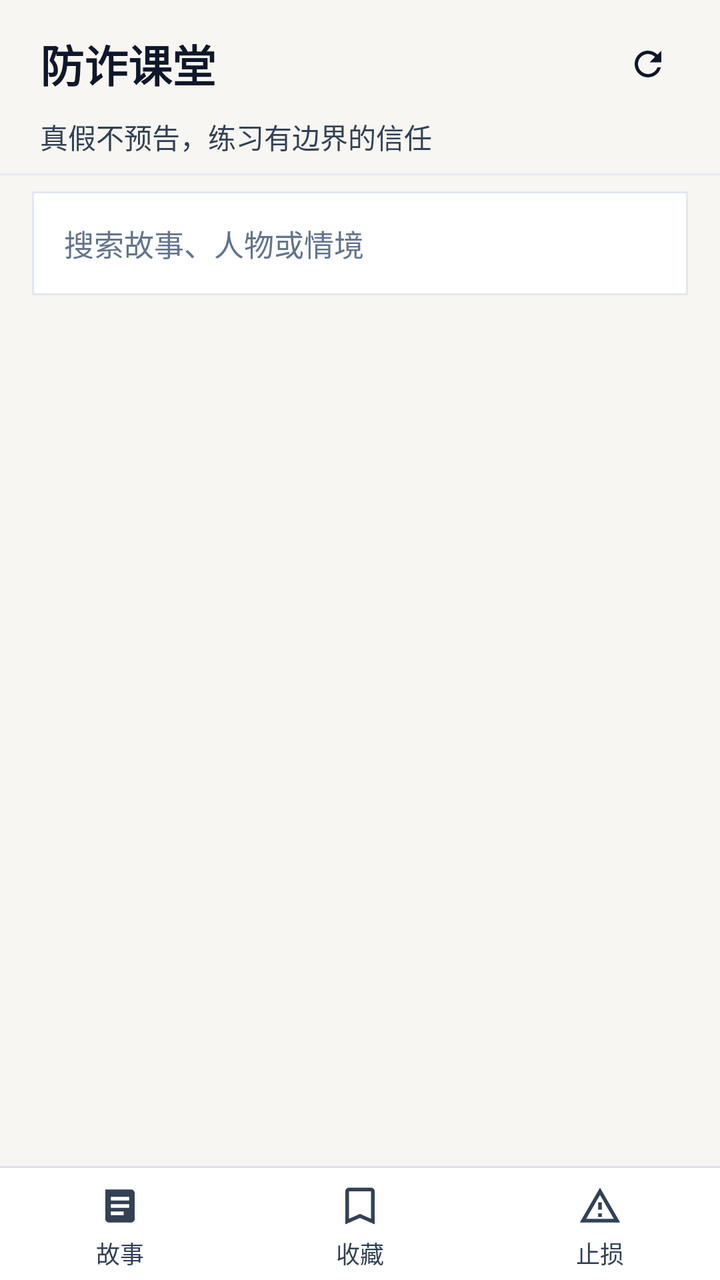
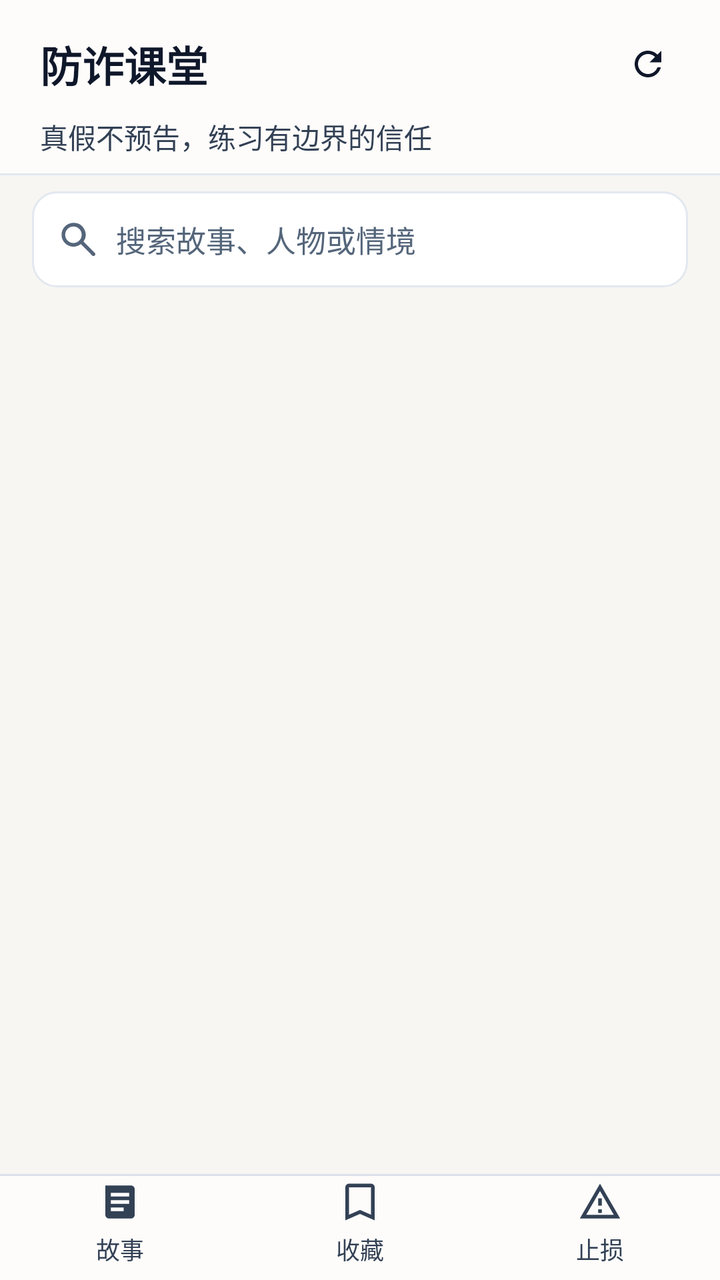

An Android layout rendered at two revisions. The XML below is the earlier revision; the diff shows what the commit changed to produce the second picture.
<!-- AndroidManifest.xml: application theme Theme.FanZha -->
<!-- res/layout/activity_main.xml -->
<?xml version="1.0" encoding="utf-8"?>
<LinearLayout xmlns:android="http://schemas.android.com/apk/res/android" xmlns:app="http://schemas.android.com/apk/res-auto" android:fitsSystemWindows="true"
    android:layout_width="match_parent" android:layout_height="match_parent"
    android:orientation="vertical">

    <LinearLayout android:layout_width="match_parent" android:layout_height="wrap_content"
        android:background="@drawable/bg_header" android:orientation="vertical"
        android:paddingStart="@dimen/space_5" android:paddingTop="@dimen/space_2" android:paddingEnd="@dimen/space_3" android:paddingBottom="@dimen/space_2">
        <LinearLayout android:layout_width="match_parent" android:layout_height="wrap_content" android:gravity="center_vertical" android:orientation="horizontal">
            <TextView android:id="@+id/headerTitle" android:layout_width="0dp" android:layout_height="wrap_content" android:layout_weight="1"
                android:text="@string/app_name" android:textColor="@color/text_primary" android:textSize="22sp" android:textStyle="bold" />
            <com.google.android.material.button.MaterialButton android:id="@+id/checkUpdates" style="@style/Widget.Material3.Button.IconButton"
                android:layout_width="@dimen/touch_min" android:layout_height="@dimen/touch_min" android:contentDescription="@string/update_center"
                app:icon="@drawable/ic_update" app:iconGravity="textStart" app:iconPadding="0dp" app:iconTint="@color/brand" />
        </LinearLayout>
        <TextView android:id="@+id/headerSubtitle" android:layout_width="wrap_content" android:layout_height="wrap_content"
            android:layout_marginTop="2dp" android:text="@string/header_subtitle" android:textColor="@color/text_secondary" android:textSize="14sp" />
    </LinearLayout>

    <View android:layout_width="match_parent" android:layout_height="1dp" android:background="@color/border_subtle" />

    <LinearLayout android:id="@+id/libraryControls" android:layout_width="match_parent" android:layout_height="wrap_content"
        android:orientation="vertical" android:paddingStart="@dimen/space_4" android:paddingTop="@dimen/space_2" android:paddingEnd="@dimen/space_4">
        <EditText android:id="@+id/searchInput" android:layout_width="match_parent" android:layout_height="@dimen/search_height"
            android:background="@drawable/bg_search" android:hint="@string/search_hint" android:autofillHints="none" android:importantForAutofill="no"
            android:inputType="text" android:paddingStart="@dimen/space_4" android:paddingEnd="@dimen/space_4" android:singleLine="true"
            android:textColor="@color/text_primary" android:textColorHint="@color/text_tertiary" android:textSize="15sp" />
        <HorizontalScrollView android:layout_width="match_parent" android:layout_height="wrap_content"
            android:layout_marginTop="@dimen/space_2" android:scrollbars="none">
            <LinearLayout android:id="@+id/categoryContainer" android:layout_width="wrap_content" android:layout_height="wrap_content" android:orientation="horizontal" />
        </HorizontalScrollView>
        <TextView android:id="@+id/resultCount" android:layout_width="wrap_content" android:layout_height="wrap_content"
            android:layout_marginTop="@dimen/space_2" android:layout_marginBottom="@dimen/space_3" android:textColor="@color/text_secondary" android:textSize="13sp" />
    </LinearLayout>

    <FrameLayout android:layout_width="match_parent" android:layout_height="0dp" android:layout_weight="1">
        <androidx.recyclerview.widget.RecyclerView android:id="@+id/caseList"
            android:layout_width="match_parent" android:layout_height="match_parent"
            android:clipToPadding="false" android:paddingStart="@dimen/space_4" android:paddingEnd="@dimen/space_4"
            android:paddingTop="@dimen/space_3" android:paddingBottom="@dimen/space_3" android:scrollbars="none" />
        <TextView android:id="@+id/emptyView" android:layout_width="wrap_content" android:layout_height="wrap_content"
            android:layout_gravity="center" android:gravity="center" android:lineSpacingMultiplier="1.4"
            android:padding="@dimen/space_5" android:textColor="@color/text_secondary" android:textSize="15sp"
            android:visibility="gone" />
    </FrameLayout>

    <ScrollView android:id="@+id/infoScroll" android:layout_width="match_parent" android:layout_height="0dp"
        android:layout_weight="1" android:fillViewport="true" android:visibility="gone">
        <LinearLayout android:id="@+id/infoContent" android:layout_width="match_parent" android:layout_height="wrap_content"
            android:orientation="vertical" android:padding="@dimen/space_4" />
    </ScrollView>

    <View android:layout_width="match_parent" android:layout_height="1dp" android:background="@color/border_subtle" />

    <LinearLayout android:layout_width="match_parent" android:layout_height="@dimen/nav_bar_height" android:background="@color/bg_surface" android:elevation="4dp"
        android:orientation="horizontal" android:paddingTop="@dimen/space_1" android:paddingBottom="@dimen/space_1">
        <Button android:id="@+id/navCases" style="@style/NavButton" android:drawableTop="@drawable/ic_library" android:drawablePadding="3dp" android:text="@string/nav_stories" />
        <Button android:id="@+id/navFavorites" style="@style/NavButton" android:drawableTop="@drawable/ic_bookmark" android:drawablePadding="3dp" android:text="@string/nav_favorites" />
        <Button android:id="@+id/navEmergency" style="@style/NavButton" android:drawableTop="@drawable/ic_emergency" android:drawablePadding="3dp" android:text="@string/nav_emergency" />
    </LinearLayout>
</LinearLayout>
<!-- resources referenced by this layout -->
<resources>
  <color name="bg_surface">#FFFFFF</color>
  <color name="border_subtle">#E2E8F0</color>
  <color name="brand">#0F172A</color>
  <color name="text_primary">#0F172A</color>
  <color name="text_secondary">#334155</color>
  <color name="text_tertiary">#64748B</color>
  <dimen name="nav_bar_height">56dp</dimen>
  <dimen name="search_height">52dp</dimen>
  <dimen name="space_1">4dp</dimen>
  <dimen name="space_2">8dp</dimen>
  <dimen name="space_3">12dp</dimen>
  <dimen name="space_4">16dp</dimen>
  <dimen name="space_5">20dp</dimen>
  <dimen name="touch_min">48dp</dimen>
  <!-- drawable bg_header (drawable) -->
  <shape xmlns:android="http://schemas.android.com/apk/res/android" android:shape="rectangle">
      <solid android:color="@color/bg_page" />
  </shape>
  <!-- drawable bg_search (drawable) -->
  <shape xmlns:android="http://schemas.android.com/apk/res/android" android:shape="rectangle">
      <solid android:color="@color/bg_surface" />
      <stroke android:width="1dp" android:color="@color/border_subtle" />
      <corners android:radius="@dimen/radius_input" />
  </shape>
  <!-- drawable ic_bookmark (drawable) -->
  <vector xmlns:android="http://schemas.android.com/apk/res/android" android:width="22dp" android:height="22dp" android:viewportWidth="24" android:viewportHeight="24">
      <path android:fillColor="@color/text_secondary" android:pathData="M6,2H18C19.1,2 20,2.9 20,4V22L12,18.5L4,22V4C4,2.9 4.9,2 6,2M6,4V18.94L12,16.32L18,18.94V4H6Z"/>
  </vector>
  <!-- drawable ic_emergency (drawable) -->
  <vector xmlns:android="http://schemas.android.com/apk/res/android" android:width="22dp" android:height="22dp" android:viewportWidth="24" android:viewportHeight="24">
      <path android:fillColor="@color/text_secondary" android:pathData="M12,2L1,21H23L12,2M12,6L19.53,19H4.47L12,6M11,10V14H13V10H11M11,16V18H13V16H11Z"/>
  </vector>
  <string name="app_name">防诈课堂</string>
  <string name="header_subtitle">真假不预告，练习有边界的信任</string>
  <string name="nav_emergency">止损</string>
  <string name="nav_favorites">收藏</string>
  <string name="nav_stories">故事</string>
  <string name="search_hint">搜索故事、人物或情境</string>
  <string name="update_center">更新中心</string>
  <style name="NavButton" parent="Widget.Material3.Button.TextButton">
          <item name="android:layout_width">0dp</item>
          <item name="android:layout_height">52dp</item>
          <item name="android:layout_weight">1</item>
          <item name="android:textColor">@color/text_secondary</item>
          <item name="android:textSize">12sp</item>
          <item name="android:paddingTop">4dp</item>
          <item name="android:paddingBottom">4dp</item>
          <item name="textAllCaps">false</item>
          <item name="android:drawablePadding">4dp</item>
      </style>
  <color name="bg_page">#F8F6F2</color>
  <color name="text_on_brand">#FFFFFF</color>
  <color name="brand_subtle">#E2E8F0</color>
  <color name="warning">#F59E0B</color>
  <color name="danger">#DC2626</color>
  <color name="bg_elevated">#F1EDE6</color>
  <dimen name="radius_card">12dp</dimen>
  <!-- unchanged entries left out for length: 3 -->
</resources>

<!-- the commit's change to res/layout/activity_main.xml (unified diff, before → after) -->
@@ -3,12 +3,12 @@
     android:layout_width="match_parent" android:layout_height="match_parent"
     android:orientation="vertical">
 
-    <LinearLayout android:layout_width="match_parent" android:layout_height="wrap_content"
+    <LinearLayout android:layout_width="match_parent" android:layout_height="wrap_content" android:minHeight="@dimen/header_height"
         android:background="@drawable/bg_header" android:orientation="vertical"
         android:paddingStart="@dimen/space_5" android:paddingTop="@dimen/space_2" android:paddingEnd="@dimen/space_3" android:paddingBottom="@dimen/space_2">
         <LinearLayout android:layout_width="match_parent" android:layout_height="wrap_content" android:gravity="center_vertical" android:orientation="horizontal">
             <TextView android:id="@+id/headerTitle" android:layout_width="0dp" android:layout_height="wrap_content" android:layout_weight="1"
-                android:text="@string/app_name" android:textColor="@color/text_primary" android:textSize="22sp" android:textStyle="bold" />
+                android:text="@string/app_name" android:textColor="@color/text_primary" android:textSize="21sp" android:textStyle="bold" />
             <com.google.android.material.button.MaterialButton android:id="@+id/checkUpdates" style="@style/Widget.Material3.Button.IconButton"
                 android:layout_width="@dimen/touch_min" android:layout_height="@dimen/touch_min" android:contentDescription="@string/update_center"
                 app:icon="@drawable/ic_update" app:iconGravity="textStart" app:iconPadding="0dp" app:iconTint="@color/brand" />
@@ -21,10 +21,20 @@
 
     <LinearLayout android:id="@+id/libraryControls" android:layout_width="match_parent" android:layout_height="wrap_content"
         android:orientation="vertical" android:paddingStart="@dimen/space_4" android:paddingTop="@dimen/space_2" android:paddingEnd="@dimen/space_4">
-        <EditText android:id="@+id/searchInput" android:layout_width="match_parent" android:layout_height="@dimen/search_height"
-            android:background="@drawable/bg_search" android:hint="@string/search_hint" android:autofillHints="none" android:importantForAutofill="no"
-            android:inputType="text" android:paddingStart="@dimen/space_4" android:paddingEnd="@dimen/space_4" android:singleLine="true"
-            android:textColor="@color/text_primary" android:textColorHint="@color/text_tertiary" android:textSize="15sp" />
+        <LinearLayout android:layout_width="match_parent" android:layout_height="@dimen/search_height"
+            android:background="@drawable/bg_search" android:gravity="center_vertical" android:orientation="horizontal"
+            android:paddingStart="@dimen/space_3" android:paddingEnd="2dp">
+            <ImageView android:layout_width="22dp" android:layout_height="22dp"
+                android:importantForAccessibility="no" android:src="@drawable/ic_search" />
+            <EditText android:id="@+id/searchInput" android:layout_width="0dp" android:layout_height="match_parent"
+                android:layout_weight="1" android:background="@null" android:hint="@string/search_hint"
+                android:autofillHints="none" android:importantForAutofill="no" android:inputType="text"
+                android:paddingStart="@dimen/space_2" android:paddingEnd="@dimen/space_2" android:singleLine="true"
+                android:textColor="@color/text_primary" android:textColorHint="@color/text_tertiary" android:textSize="15sp" />
+            <ImageButton android:id="@+id/clearSearch" android:layout_width="@dimen/touch_min" android:layout_height="@dimen/touch_min"
+                android:background="?attr/selectableItemBackgroundBorderless" android:contentDescription="@string/search_clear"
+                android:padding="12dp" android:src="@drawable/ic_close" android:visibility="gone" />
+        </LinearLayout>
         <HorizontalScrollView android:layout_width="match_parent" android:layout_height="wrap_content"
             android:layout_marginTop="@dimen/space_2" android:scrollbars="none">
             <LinearLayout android:id="@+id/categoryContainer" android:layout_width="wrap_content" android:layout_height="wrap_content" android:orientation="horizontal" />
@@ -52,8 +62,8 @@
 
     <View android:layout_width="match_parent" android:layout_height="1dp" android:background="@color/border_subtle" />
 
-    <LinearLayout android:layout_width="match_parent" android:layout_height="@dimen/nav_bar_height" android:background="@color/bg_surface" android:elevation="4dp"
-        android:orientation="horizontal" android:paddingTop="@dimen/space_1" android:paddingBottom="@dimen/space_1">
+    <LinearLayout android:layout_width="match_parent" android:layout_height="@dimen/nav_bar_height" android:background="@color/surface_warm" android:elevation="4dp"
+        android:orientation="horizontal">
         <Button android:id="@+id/navCases" style="@style/NavButton" android:drawableTop="@drawable/ic_library" android:drawablePadding="3dp" android:text="@string/nav_stories" />
         <Button android:id="@+id/navFavorites" style="@style/NavButton" android:drawableTop="@drawable/ic_bookmark" android:drawablePadding="3dp" android:text="@string/nav_favorites" />
         <Button android:id="@+id/navEmergency" style="@style/NavButton" android:drawableTop="@drawable/ic_emergency" android:drawablePadding="3dp" android:text="@string/nav_emergency" />
<!-- resource entries referenced after the edit -->
@@ -3,12 +3,13 @@
   <color name="bg_surface">#FFFFFF</color>
   <color name="border_subtle">#E2E8F0</color>
   <color name="brand">#0F172A</color>
+  <color name="surface_warm">#FDFCFA</color>
   <color name="text_primary">#0F172A</color>
   <color name="text_secondary">#334155</color>
-  <color name="text_tertiary">#64748B</color>
-  <dimen name="nav_bar_height">56dp</dimen>
-  <dimen name="search_height">52dp</dimen>
-  <dimen name="space_1">4dp</dimen>
+  <color name="text_tertiary">#55667B</color>
+  <dimen name="header_height">60dp</dimen>
+  <dimen name="nav_bar_height">52dp</dimen>
+  <dimen name="search_height">48dp</dimen>
   <dimen name="space_2">8dp</dimen>
   <dimen name="space_3">12dp</dimen>
   <dimen name="space_4">16dp</dimen>
@@ -16,37 +17,50 @@
   <dimen name="touch_min">48dp</dimen>
   <!-- drawable bg_header (drawable) -->
   <shape xmlns:android="http://schemas.android.com/apk/res/android" android:shape="rectangle">
-      <solid android:color="@color/bg_page" />
+      <solid android:color="@color/surface_warm" />
   </shape>
   <!-- drawable bg_search (drawable) -->
   <shape xmlns:android="http://schemas.android.com/apk/res/android" android:shape="rectangle">
       <solid android:color="@color/bg_surface" />
       <stroke android:width="1dp" android:color="@color/border_subtle" />
-      <corners android:radius="@dimen/radius_input" />
+      <corners android:radius="@dimen/radius_card" />
   </shape>
   <!-- drawable ic_bookmark (drawable) -->
   <vector xmlns:android="http://schemas.android.com/apk/res/android" android:width="22dp" android:height="22dp" android:viewportWidth="24" android:viewportHeight="24">
       <path android:fillColor="@color/text_secondary" android:pathData="M6,2H18C19.1,2 20,2.9 20,4V22L12,18.5L4,22V4C4,2.9 4.9,2 6,2M6,4V18.94L12,16.32L18,18.94V4H6Z"/>
   </vector>
+  <!-- drawable ic_close (drawable) -->
+  <vector xmlns:android="http://schemas.android.com/apk/res/android"
+      android:width="20dp" android:height="20dp" android:viewportWidth="24" android:viewportHeight="24">
+      <path android:fillColor="@color/text_tertiary"
+          android:pathData="M6.4,5L5,6.4L10.6,12L5,17.6L6.4,19L12,13.4L17.6,19L19,17.6L13.4,12L19,6.4L17.6,5L12,10.6Z"/>
+  </vector>
   <!-- drawable ic_emergency (drawable) -->
   <vector xmlns:android="http://schemas.android.com/apk/res/android" android:width="22dp" android:height="22dp" android:viewportWidth="24" android:viewportHeight="24">
       <path android:fillColor="@color/text_secondary" android:pathData="M12,2L1,21H23L12,2M12,6L19.53,19H4.47L12,6M11,10V14H13V10H11M11,16V18H13V16H11Z"/>
+  </vector>
+  <!-- drawable ic_search (drawable) -->
+  <vector xmlns:android="http://schemas.android.com/apk/res/android"
+      android:width="22dp" android:height="22dp" android:viewportWidth="24" android:viewportHeight="24">
+      <path android:fillColor="@color/text_tertiary"
+          android:pathData="M9.5,3a6.5,6.5 0,1 0,4.07 11.58L19.7,20.8a1,1 0,0 0,1.42 -1.42l-6.13,-6.13A6.5,6.5 0,0 0,9.5 3M9.5,5a4.5,4.5 0,1 1,0 9a4.5,4.5 0,0 1,0 -9"/>
   </vector>
   <string name="app_name">防诈课堂</string>
   <string name="header_subtitle">真假不预告，练习有边界的信任</string>
   <string name="nav_emergency">止损</string>
   <string name="nav_favorites">收藏</string>
   <string name="nav_stories">故事</string>
+  <string name="search_clear">清空搜索</string>
   <string name="search_hint">搜索故事、人物或情境</string>
   <string name="update_center">更新中心</string>
   <style name="NavButton" parent="Widget.Material3.Button.TextButton">
           <item name="android:layout_width">0dp</item>
-          <item name="android:layout_height">52dp</item>
+          <item name="android:layout_height">48dp</item>
           <item name="android:layout_weight">1</item>
           <item name="android:textColor">@color/text_secondary</item>
           <item name="android:textSize">12sp</item>
-          <item name="android:paddingTop">4dp</item>
-          <item name="android:paddingBottom">4dp</item>
+          <item name="android:paddingTop">2dp</item>
+          <item name="android:paddingBottom">2dp</item>
           <item name="textAllCaps">false</item>
           <item name="android:drawablePadding">4dp</item>
       </style>
